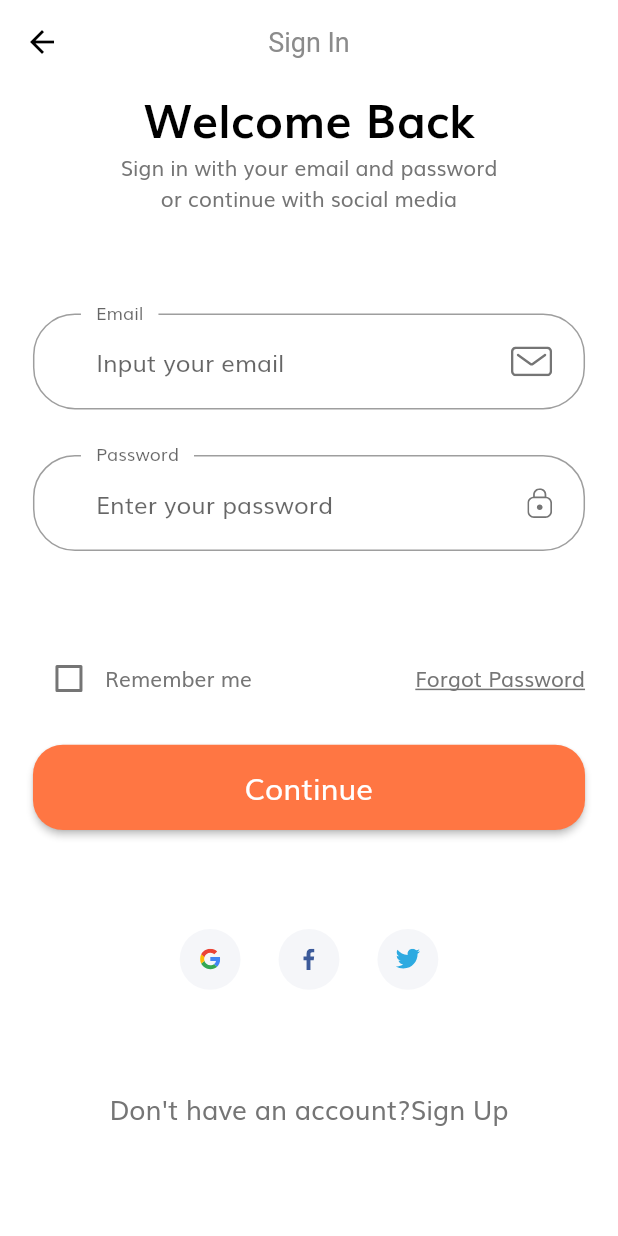
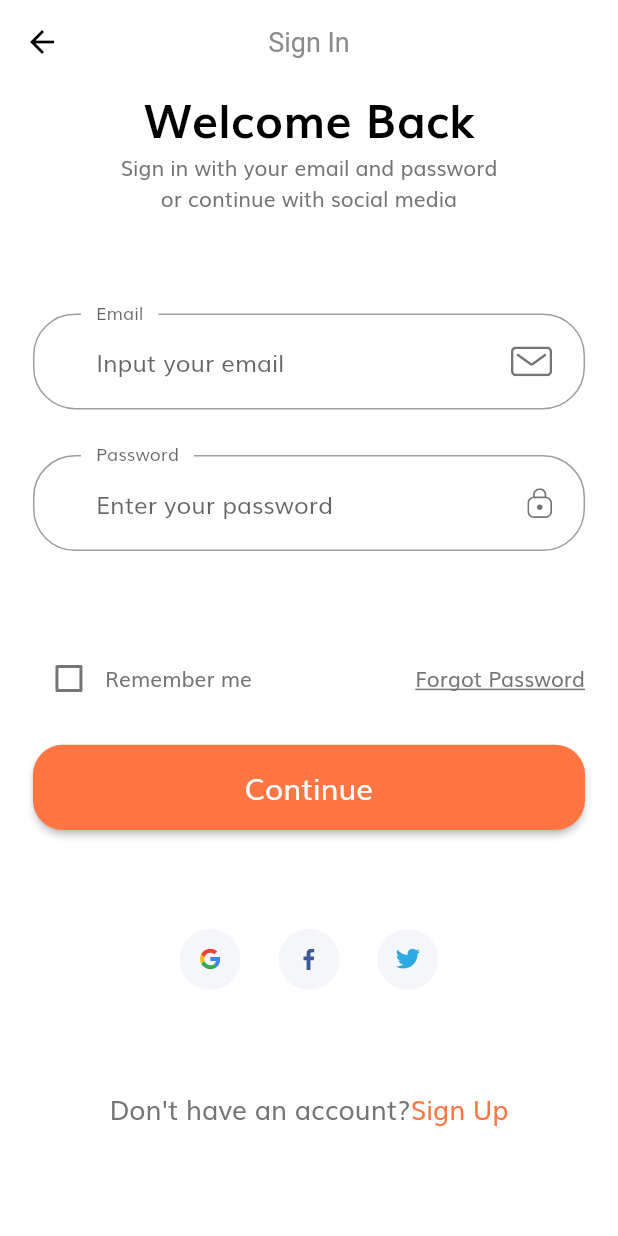
Before and after one commit to aiserrock/basic_samples_flutter, a Flutter app: the screen it shows after launch, after a tap on "Continue", on a phone screen of 412 x 824 dp. Run offline on Flutter 3.47's test engine with Material 2 defaults, Android fonts, the phone set to English and light mode, and no system bars; our stand-ins replace flutter_svg; missing offline and left inert: flutter_application_1, spider; network calls fail.

Commit message:
complited login succes screen

```diff
--- /dev/null
+++ b/shop/lib/components/no_account_text.dart
@@ -0,0 +1,35 @@
+import 'package:flutter/material.dart';
+import 'package:shop/constants.dart';
+import 'package:shop/screens/forgot_password/forgot_password_screen.dart';
+
+import '../size_config.dart';
+
+class NoAccountText extends StatelessWidget {
+  const NoAccountText({
+    Key? key,
+  }) : super(key: key);
+
+  @override
+  Widget build(BuildContext context) {
+    return Row(
+      mainAxisAlignment: MainAxisAlignment.center,
+      children: [
+        Text(
+          'Don\'t have an account?',
+          style:
+              TextStyle(fontSize: SizeConfig.getProportionateScreenWidth(16)),
+        ),
+        GestureDetector(
+          onTap: () => Navigator.popAndPushNamed(
+              context, ForgotPasswordScreen.routeName),
+          child: Text(
+            'Sign Up',
+            style: TextStyle(
+                color: kPrimaryColor,
+                fontSize: SizeConfig.getProportionateScreenWidth(16)),
+          ),
+        ),
+      ],
+    );
+  }
+}
--- a/shop/lib/routs.dart
+++ b/shop/lib/routs.dart
@@ -1,8 +1,12 @@
 import 'package:flutter/widgets.dart';
+import 'package:shop/screens/forgot_password/forgot_password_screen.dart';
+import 'package:shop/screens/login_sucsess/login_sucsess_screen.dart';
 import 'package:shop/screens/sign_in/sign_in_screen.dart';
 import 'package:shop/screens/splash/splash_screen.dart';
 
-final Map<String,WidgetBuilder> routes = {
+final Map<String, WidgetBuilder> routes = {
   SplashScreen.routeName: (context) => SplashScreen(),
   SignInScreen.routeName: (context) => SignInScreen(),
+  ForgotPasswordScreen.routeName: (context) => ForgotPasswordScreen(),
+  LoginSuccessScreen.routeName: (context) => LoginSuccessScreen(),
 };
--- a/shop/lib/screens/sign_in/components/body.dart
+++ b/shop/lib/screens/sign_in/components/body.dart
@@ -1,6 +1,8 @@
 import 'package:flutter/material.dart';
+import 'package:shop/components/no_account_text.dart';
 import 'package:shop/components/social_card.dart';
 import 'package:shop/resources/resources.dart';
+import 'package:shop/screens/forgot_password/forgot_password_screen.dart';
 import 'package:shop/screens/sign_in/components/sign_form.dart';
 import 'package:shop/size_config.dart';
 
@@ -51,21 +53,7 @@ class Body extends StatelessWidget {
                 ],
               ),
               SizedBox(height: SizeConfig.screenHeight! * 0.08,),
-              Row(
-                mainAxisAlignment: MainAxisAlignment.center,
-                children: [
-                  Text(
-                    'Don\'t have an account?',
-                    style: TextStyle(
-                        fontSize: SizeConfig.getProportionateScreenWidth(16)),
-                  ),
-                  Text(
-                    'Sign Up',
-                    style: TextStyle(
-                        fontSize: SizeConfig.getProportionateScreenWidth(16)),
-                  ),
-                ],
-              ),
+              NoAccountText(),
               SizedBox(height: SizeConfig.screenHeight! * 0.08,),
             ],
           ),
--- a/shop/lib/screens/sign_in/components/sign_form.dart
+++ b/shop/lib/screens/sign_in/components/sign_form.dart
@@ -4,6 +4,8 @@ import 'package:shop/components/default_button.dart';
 import 'package:shop/components/form_error.dart';
 import 'package:shop/components/social_card.dart';
 import 'package:shop/resources/resources.dart';
+import 'package:shop/screens/forgot_password/forgot_password_screen.dart';
+import 'package:shop/screens/login_sucsess/login_sucsess_screen.dart';
 
 import '../../../constants.dart';
 import '../../../size_config.dart';
@@ -53,9 +55,13 @@ class _SignFormState extends State<SignForm> {
               ),
               Text('Remember me'),
               Spacer(),
-              Text(
-                'Forgot Password',
-                style: TextStyle(decoration: TextDecoration.underline),
+              GestureDetector(
+                onTap: () => Navigator.pushNamed(
+                    context, ForgotPasswordScreen.routeName),
+                child: Text(
+                  'Forgot Password',
+                  style: TextStyle(decoration: TextDecoration.underline),
+                ),
               )
             ],
           ),
@@ -68,6 +74,7 @@ class _SignFormState extends State<SignForm> {
               if (_formKey.currentState != null) {
                 if (_formKey.currentState!.validate()) {
                   _formKey.currentState!.save();
+                  Navigator.pushNamed(context, LoginSuccessScreen.routeName);
                 }
               }
             },
@@ -98,10 +105,12 @@ class _SignFormState extends State<SignForm> {
             setState(() {
               errors.add(kPassNullError);
             });
+            return '';
           } else if (value.length < 8 && !errors.contains(kShortPassError)) {
             setState(() {
               errors.add(kShortPassError);
             });
+            return '';
           }
         }
         return null;
@@ -140,11 +149,13 @@ class _SignFormState extends State<SignForm> {
             setState(() {
               errors.add(kEmailNullError);
             });
+            return '';
           } else if (!emailValidatorRegExp.hasMatch(value) &&
               !errors.contains(kInvalidEmailError)) {
             setState(() {
               errors.add(kInvalidEmailError);
             });
+            return '';
           }
         }
         return null;
```
Also changed, not shown: shop/lib/screens/forgot_password/components/body.dart (added, +132 -0 lines), shop/lib/screens/forgot_password/forgot_password_screen.dart (added, +20 -0 lines), shop/lib/screens/login_sucsess/components/body.dart (added, +40 -0 lines), shop/lib/screens/login_sucsess/login_sucsess_screen.dart (added, +19 -0 lines).
